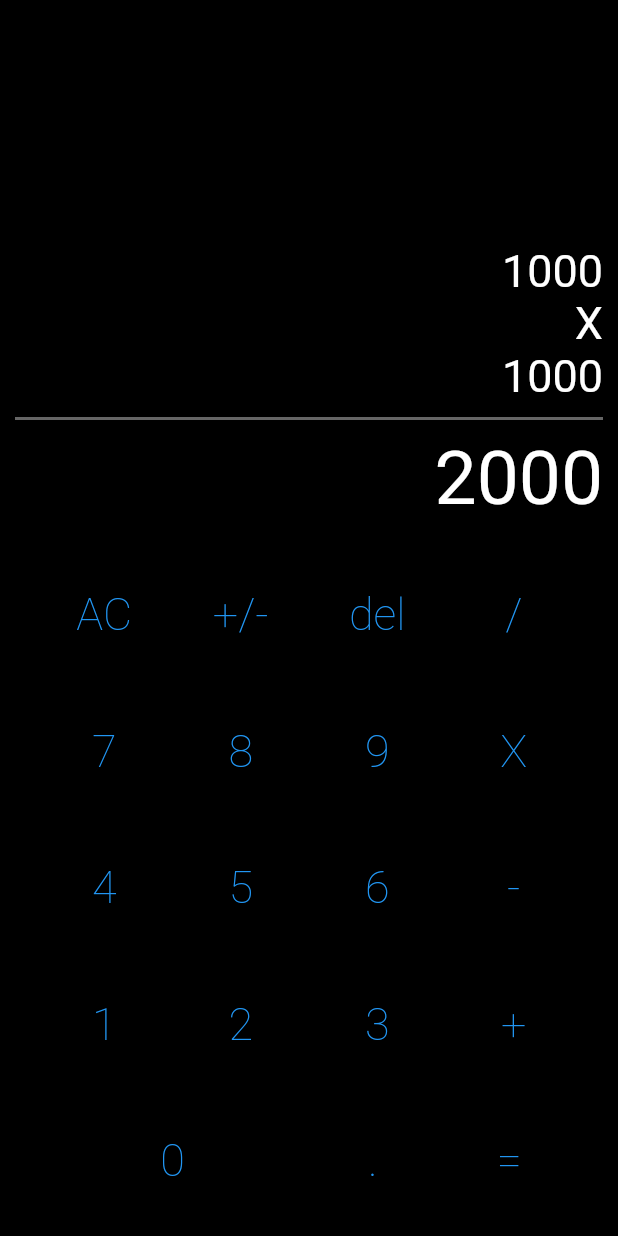
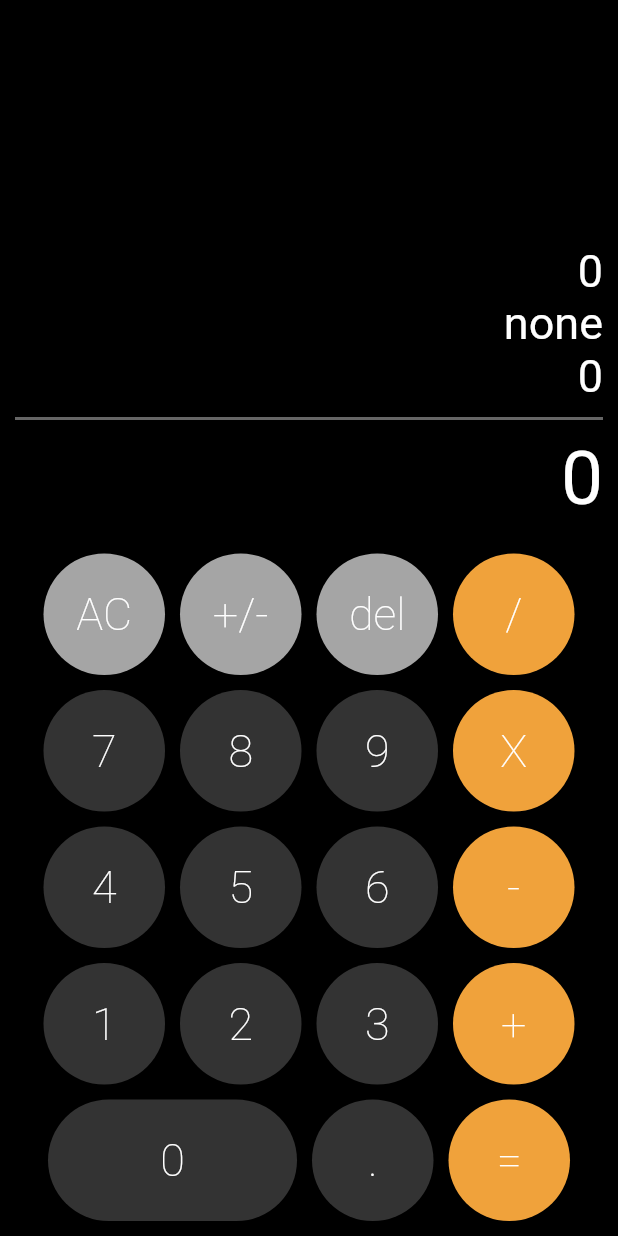
Before and after one commit to bryan2251/calculadora_sis-213, a Flutter app: the screen it shows after launch, after a tap on "AC", on a phone screen of 412 x 824 dp. Run offline on Flutter 3.47's test engine with Material 2 defaults, Android fonts, the phone set to English and light mode, and no system bars; our stand-ins replace bloc, flutter_bloc.

Commit message:
Agregado de bloc y primero eventos

```diff
--- /dev/null
+++ b/lib/bloc/bloc/calculadora_bloc.dart
@@ -0,0 +1,37 @@
+import 'dart:async';
+
+import 'package:bloc/bloc.dart';
+import 'package:meta/meta.dart';
+
+part 'calculadora_event.dart';
+part 'calculadora_state.dart';
+
+class CalculadoraBloc extends Bloc<CalculadoraEvent, CalculadoraState> {
+  CalculadoraBloc() : super(CalculadoraState());
+
+  @override
+  Stream<CalculadoraState> mapEventToState(
+    CalculadoraEvent event,
+  ) async* {
+
+      if ( event is ResetAC ) {
+        yield CalculadoraState(
+          firstNumber: '0',
+          mathResult: '0',
+          secondNumber: '0',
+          operation: 'none'
+        );
+      } else if ( event is AddNumber ) {
+        yield CalculadoraState(
+          firstNumber: '0',
+          secondNumber: '0',
+          operation: 'none',
+          mathResult: (state.mathResult == '0')
+                        ? event.number
+                        : state.mathResult + event.number,
+        );
+      }
+
+
+  }
+}
--- /dev/null
+++ b/lib/bloc/bloc/calculadora_event.dart
@@ -0,0 +1,12 @@
+part of 'calculadora_bloc.dart';
+
+@immutable
+abstract class CalculadoraEvent {}
+
+class ResetAC extends CalculadoraEvent{}
+
+
+class AddNumber extends CalculadoraEvent{
+final String number;
+  AddNumber(this.number);
+}
--- /dev/null
+++ b/lib/bloc/bloc/calculadora_state.dart
@@ -0,0 +1,15 @@
+part of 'calculadora_bloc.dart';
+
+class CalculadoraState {
+  final String mathResult;
+  final String firstNumber;
+  final String secondNumber;
+  final String operation;
+
+  CalculadoraState({
+    this.mathResult = '30',
+    this.firstNumber = '10',
+    this.secondNumber = '20',
+    this.operation = '+'
+  });
+}
--- a/lib/main.dart
+++ b/lib/main.dart
@@ -2,9 +2,26 @@
 
 import 'package:flutter/material.dart';
 import 'package:calculadora/screens/screen_calculator.dart';
+import 'package:flutter_bloc/flutter_bloc.dart';
+import 'bloc/bloc/calculadora_bloc.dart';
 
 void main(){
-  runApp(MyApp());
+  runApp(AppState());
+}
+
+class AppState extends StatelessWidget{
+
+  @override
+  Widget build(BuildContext context){
+    return MultiBlocProvider(
+      providers: [
+        BlocProvider<CalculadoraBloc>(
+          create: ( _ ) => CalculadoraBloc(),
+        ),
+      ],
+      child: MyApp(),
+    );
+  }
 }
 
 class MyApp extends StatelessWidget{
--- a/lib/screens/screen_calculator.dart
+++ b/lib/screens/screen_calculator.dart
@@ -1,30 +1,30 @@
 // ignore_for_file: prefer_const_constructors, avoid_print, use_key_in_widget_constructors
 
+import 'package:calculadora/bloc/bloc/calculadora_bloc.dart';
+import 'package:calculadora/widgets/results_labels.dart';
 import 'package:flutter/material.dart';
 import 'package:calculadora/widgets/button.dart';
-import 'package:calculadora/widgets/line_separator.dart';
-import 'package:calculadora/widgets/main_result.dart';
-import 'package:calculadora/widgets/sub_result.dart';
-import 'package:calculadora/widgets/line_separator.dart';
+import 'package:flutter_bloc/flutter_bloc.dart';
 
 class CalculatorScreen extends StatelessWidget {
 
   @override
   Widget build(BuildContext context) {
+
+    final calculatorBloc = BlocProvider.of<CalculadoraBloc>(context);
+
     return Scaffold(
       body: SafeArea(
         child: Container(
           margin: EdgeInsets.symmetric( horizontal: 10 ),
           child: Column(
             children: [
+
               Expanded(
                 child: Container(),
               ),
-              SubResult( text: '1000' ),
-              SubResult( text: 'X' ),
-              SubResult( text: '1000' ),
-              LineSeparator(),
-              MainResultText( text: '2000' ),
+
+              ResultsLabels(),
 
               Row(
                 mainAxisAlignment: MainAxisAlignment.center,
@@ -32,7 +32,7 @@ class CalculatorScreen extends StatelessWidget {
                   CalculatorButton(
                     text: 'AC',
                     bgColor: Color(0xffA5A5A5 ),
-                    onPressed: () => print('AC'),
+                    onPressed: () => calculatorBloc.add( ResetAC() )  ,
                   ),
                   CalculatorButton(
                     text: '+/-',
@@ -57,15 +57,15 @@ class CalculatorScreen extends StatelessWidget {
                 children: [
                   CalculatorButton(
                     text: '7',
-                    onPressed: () => print('7'),
+                    onPressed: () => calculatorBloc.add( AddNumber('7') ),
                   ),
                   CalculatorButton(
                     text: '8',
-                    onPressed: () => print('8'),
+                    onPressed: () => calculatorBloc.add( AddNumber('8') ),
                   ),
                   CalculatorButton(
                     text: '9',
-                    onPressed: () => print('9'),
+                    onPressed: () => calculatorBloc.add( AddNumber('9') ),
                   ),
                   CalculatorButton(
                     text: 'X',
@@ -97,6 +97,7 @@ class CalculatorScreen extends StatelessWidget {
                   ),
                 ],
               ),
+
               Row(
                 mainAxisAlignment: MainAxisAlignment.center,
                 children: [
@@ -119,6 +120,7 @@ class CalculatorScreen extends StatelessWidget {
                   ),
                 ],
               ),
+
               Row(
                 mainAxisAlignment: MainAxisAlignment.center,
                 children: [
--- a/lib/widgets/button.dart
+++ b/lib/widgets/button.dart
@@ -23,7 +23,8 @@ class CalculatorButton extends StatelessWidget{
   @override
   Widget build(BuildContext context) {
     final buttonStyle = TextButton.styleFrom(
-
+       foregroundColor: Colors.white, backgroundColor: this.bgColor,
+        shape: StadiumBorder(),
     );
     return Container(
         margin: EdgeInsets.only(bottom: 10, right: 5,left: 5),
--- /dev/null
+++ b/lib/widgets/results_labels.dart
@@ -0,0 +1,30 @@
+// ignore_for_file: prefer_const_literals_to_create_immutables, prefer_const_constructors
+
+import 'package:calculadora/bloc/bloc/calculadora_bloc.dart';
+import 'package:calculadora/widgets/line_separator.dart';
+import 'package:calculadora/widgets/main_result.dart';
+import 'package:calculadora/widgets/sub_result.dart';
+import 'package:calculadora/bloc/bloc/calculadora_bloc.dart';
+import 'package:flutter/material.dart';
+import 'package:flutter_bloc/flutter_bloc.dart';
+
+class ResultsLabels extends StatelessWidget {
+  const ResultsLabels({super.key});
+
+  @override
+  Widget build(BuildContext context) {
+    return BlocBuilder<CalculadoraBloc, CalculadoraState>(
+      builder: (context, state) {
+        return Column(
+          children: [
+            SubResult(text: state.firstNumber),
+            SubResult(text: state.operation),
+            SubResult(text: state.secondNumber),
+            LineSeparator(),
+            MainResultText(text: state.mathResult),
+          ],
+        );
+      },
+    );
+  }
+}
--- a/pubspec.yaml
+++ b/pubspec.yaml
@@ -36,6 +36,7 @@ dependencies:
   # The following adds the Cupertino Icons font to your application.
   # Use with the CupertinoIcons class for iOS style icons.
   cupertino_icons: ^1.0.2
+  flutter_bloc: ^7.0.0
 
 dev_dependencies:
   flutter_test:
```
Also changed, not shown: pubspec.lock.
